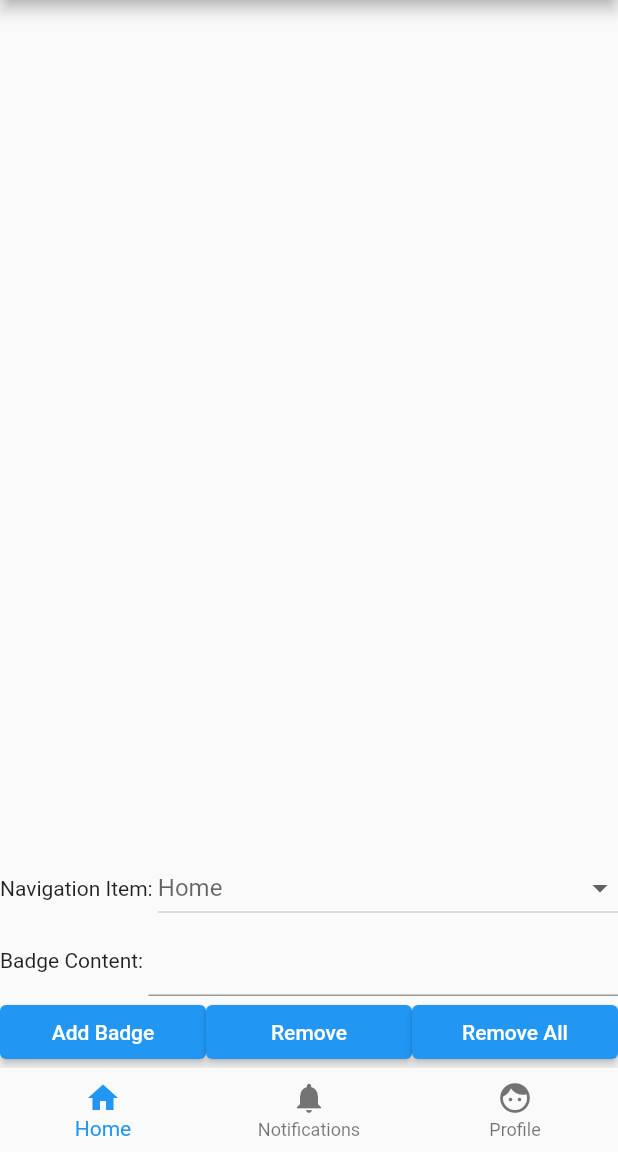
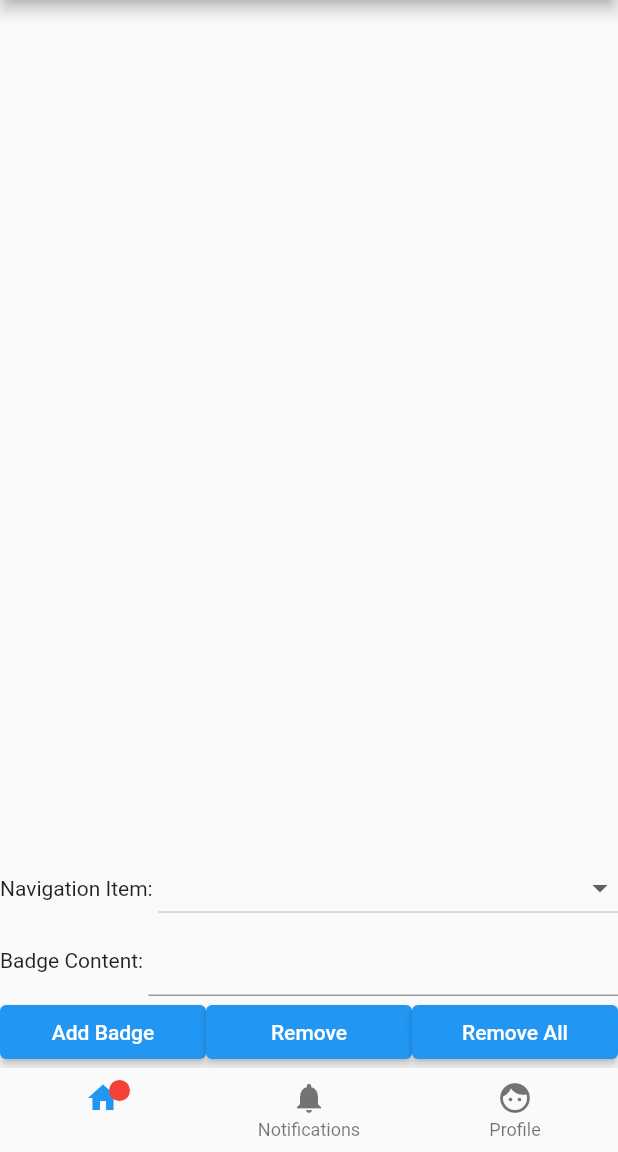
Before and after one commit to westdabestdb/bottom_navigation_badge, a Flutter app: the screen it shows after launch, after a tap on "Add Badge", on a phone screen of 412 x 824 dp, the part 84-1236 px from its top. Run offline on Flutter 3.47's test engine with Material 2 defaults, Android fonts, the phone set to English and light mode, and no system bars; statements that could not run were skipped.

Commit message:
fix: everything (removeAll not removing if multiple badge layers)

```diff
--- a/lib/bottom_navigation_badge.dart
+++ b/lib/bottom_navigation_badge.dart
@@ -18,6 +18,33 @@ enum BottomNavigationBadgePosition {
   bottomLeft,
   bottomCenter,
   bottomRight,
+}
+
+/// The purpose of this wrapper is to distinguish normal
+/// BottomNavigationBarItem from edited BottomNavigationBarItem
+class _BottomNavigationBadgeIconWrapper extends StatelessWidget {
+  final Widget icon;
+  final Widget badge;
+  final Alignment? position;
+
+  const _BottomNavigationBadgeIconWrapper(
+      {required this.icon, required this.badge, required this.position});
+
+  @override
+  Widget build(BuildContext context) {
+    return Stack(
+      children: <Widget>[
+        Container(
+          child: icon,
+          height: 24,
+          width: 36,
+        ),
+        badge
+      ],
+      alignment: position!,
+      overflow: Overflow.visible,
+    );
+  }
 }
 
 class BottomNavigationBadge {
@@ -71,12 +98,12 @@ class BottomNavigationBadge {
     return alignment;
   }
 
-  List setBadge(List items, String? content, int index) {
+  Widget getBadge(String? content) {
     content ??= "";
-    Widget badge = new Container(
+    return Container(
       height: 14,
       width: 14,
-            decoration: new BoxDecoration(
+      decoration: BoxDecoration(
         color: backgroundColor ?? Colors.red,
         borderRadius: setBorder(),
       ),
@@ -95,66 +122,64 @@ class BottomNavigationBadge {
         ),
       ),
     );
+  }
+
+  List<BottomNavigationBarItem> setBadge(
+      List<BottomNavigationBarItem> items, String? content, int index) {
+    BottomNavigationBarItem old = items[index];
+    Widget badge = getBadge(content);
+
     BottomNavigationBarItem _replacer = BottomNavigationBarItem(
-        icon: Stack(
-          children: <Widget>[
-            Container(
-              child: items[index].icon,
-              height: 24,
-              width: 36,
-            ),
-            badge
-          ],
-          alignment: setPosition()!,
-          overflow: Overflow.visible,
-        ),
-        title: items[index].title,
-        label: items[index].label,
-        activeIcon: new Stack(
-          children: <Widget>[
-            Container(
-              child: items[index].activeIcon==null?items[index].icon:items[index].activeIcon,
-              height: 24,
-              width: 36,
-            ),
-            badge
-          ],
-          alignment: setPosition()!,
-          overflow: Overflow.visible,
-        ),
-        backgroundColor: items[index].backgroundColor);
+        // if: icon fild of BottomNavigationBarItem is Wrapper
+        // then: we extract Wrapper.icon and generate a new wrap
+        // else: wrap the given icon
+        icon: (old.icon is _BottomNavigationBadgeIconWrapper)
+            ? _BottomNavigationBadgeIconWrapper(
+                badge: badge,
+                icon: (old.icon as _BottomNavigationBadgeIconWrapper).icon,
+                position: setPosition())
+            : _BottomNavigationBadgeIconWrapper(
+                badge: badge, icon: old.icon, position: setPosition()),
+        title: old.title,
+        label: old.label,
+        activeIcon: (old.activeIcon is _BottomNavigationBadgeIconWrapper)
+            ? _BottomNavigationBadgeIconWrapper(
+                badge: badge,
+                icon:
+                    (old.activeIcon as _BottomNavigationBadgeIconWrapper).icon,
+                position: setPosition())
+            : _BottomNavigationBadgeIconWrapper(
+                badge: badge, icon: old.activeIcon, position: setPosition()),
+        backgroundColor: old.backgroundColor);
     items.removeAt(index);
     items.insert(index, _replacer);
     return items;
   }
 
-  List removeBadge(List items, int index) {
-    if (items[index].icon is Stack) {
+  List<BottomNavigationBarItem> removeBadge(
+      List<BottomNavigationBarItem> items, int index) {
+    BottomNavigationBarItem old = items[index];
+    if (old.icon is _BottomNavigationBadgeIconWrapper &&
+        old.activeIcon is _BottomNavigationBadgeIconWrapper) {
       BottomNavigationBarItem _replacer = BottomNavigationBarItem(
-          icon: items[index].icon.children[0].child,
-          title: items[index].title,
-          label: items[index].label,
-          activeIcon: items[index].activeIcon.children[0].child,
-          backgroundColor: items[index].backgroundColor);
+          icon: (old.icon as _BottomNavigationBadgeIconWrapper).icon,
+          title: old.title,
+          label: old.label,
+          activeIcon:
+              (old.activeIcon as _BottomNavigationBadgeIconWrapper).icon,
+          backgroundColor: old.backgroundColor);
       items.removeAt(index);
       items.insert(index, _replacer);
+    } else {
+      // old.icon and old.activeIcon should always be wrapped at the same time
+      assert(!(old.icon is _BottomNavigationBadgeIconWrapper ||
+          old.activeIcon is _BottomNavigationBadgeIconWrapper));
     }
     return items;
   }
 
-  List removeAll(List items) {
-    for (var i = 0; i < items.length; i++) {
-      if (items[i].icon is Stack) {
-        BottomNavigationBarItem _replacer = BottomNavigationBarItem(
-            icon: items[i].icon.children[0],
-            title: items[i].title,
-            label: items[i].label,
-            activeIcon: items[i].activeIcon.children[0],
-            backgroundColor: items[i].backgroundColor);
-        items.removeAt(i);
-        items.insert(i, _replacer);
-      }
-    }
+  List<BottomNavigationBarItem> removeAll(List<BottomNavigationBarItem> items) {
+    for (var i = 0; i < items.length; i++) items = removeBadge(items, i);
     return items;
   }
 }
```
Lines whose indentation alone changed are shown as unchanged.
